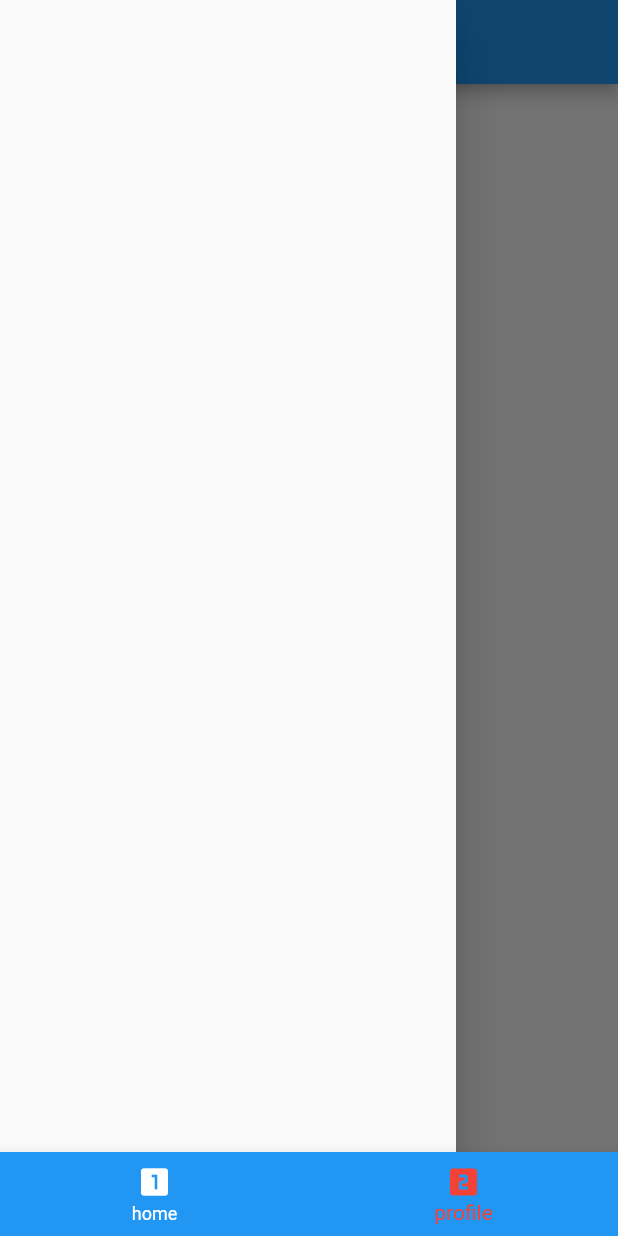
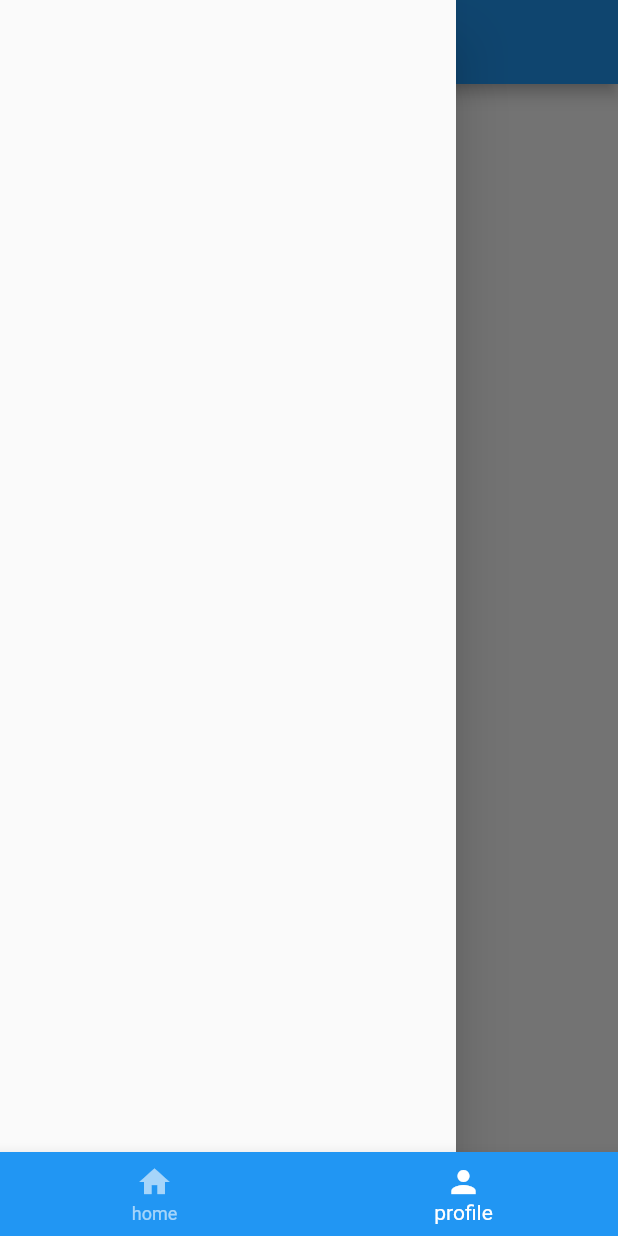
Before and after one commit to sntkgz/movie_app, a Flutter app: the LandingScreen screen opened directly, item 2 of the bottom bar chosen, with the side drawer open, on a phone screen of 412 x 824 dp. Run offline on Flutter 3.47's test engine with Material 2 defaults, Android fonts, the light colour scheme and no system bars; our stand-ins replace dio; network calls fail.

Commit message:
changed icon color on bottom bar and favorite button ui

```diff
--- a/lib/screens/landing_screen.dart
+++ b/lib/screens/landing_screen.dart
@@ -19,13 +19,12 @@ class _LandingScreenState extends State<LandingScreen> {
       body: sayfaListesi[secilenIndexs],
       bottomNavigationBar: BottomNavigationBar(
         items: [
-          BottomNavigationBarItem(icon: Icon(Icons.looks_one), label: 'home'),
-          BottomNavigationBarItem(
-              icon: Icon(Icons.looks_two), label: 'profile'),
+          BottomNavigationBarItem(icon: Icon(Icons.home), label: 'home'),
+          BottomNavigationBarItem(icon: Icon(Icons.person), label: 'profile'),
         ],
         backgroundColor: Colors.blue,
-        selectedItemColor: Colors.red,
-        unselectedItemColor: Colors.white,
+        selectedItemColor: Colors.white,
+        unselectedItemColor: Colors.white60,
         currentIndex: secilenIndexs,
         onTap: (indexs) {
           setState(() {
--- a/lib/screens/profile_screen.dart
+++ b/lib/screens/profile_screen.dart
@@ -6,8 +6,7 @@ class ProfileScreen extends StatefulWidget {
 }
 
 class _ProfileScreenState extends State<ProfileScreen> {
-
-  var sayfaListe =[SayfaBir(),SayfaIki()];
+  // var sayfaListe =[SayfaBir(),SayfaIki()];
 
   int secilenIndeks = 0;
 
@@ -15,15 +14,13 @@ class _ProfileScreenState extends State<ProfileScreen> {
   Widget build(BuildContext context) {
     return Scaffold(
       appBar: AppBar(automaticallyImplyLeading: false, title: Text('Profilim')),
-      body: Center(
-        child: Text('Profıl')
+      body: Center(child: Text('Profıl')),
+      drawer: Drawer(
+        child: ListView(
+          padding: EdgeInsets.zero,
+          children: [],
         ),
-        drawer: Drawer(
-          child: ListView(
-            padding: EdgeInsets.zero,
-            children: [],
-          ),
-        ),
+      ),
     );
   }
 }
```
Also changed, not shown: lib/screens/detail_screen.dart (+19 -15 lines).
